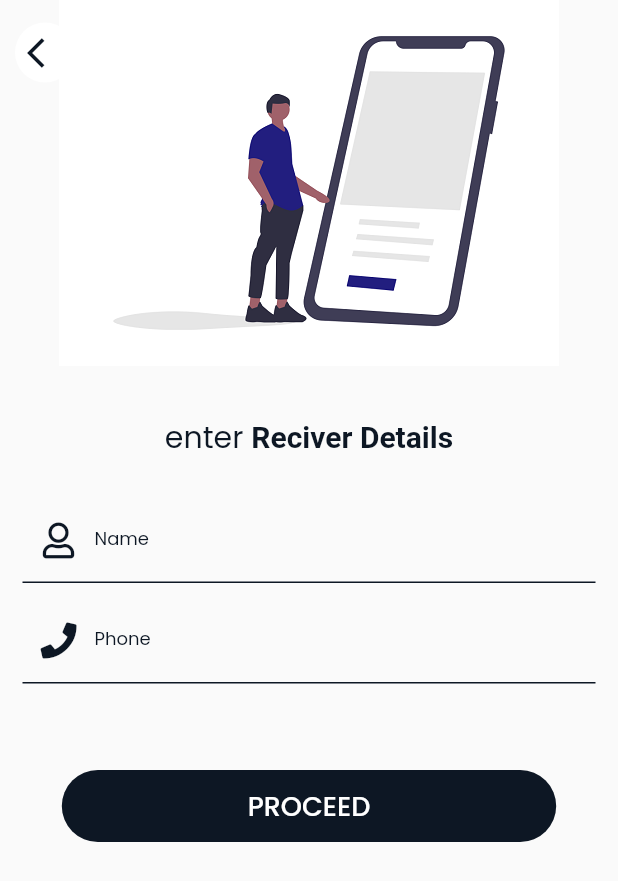
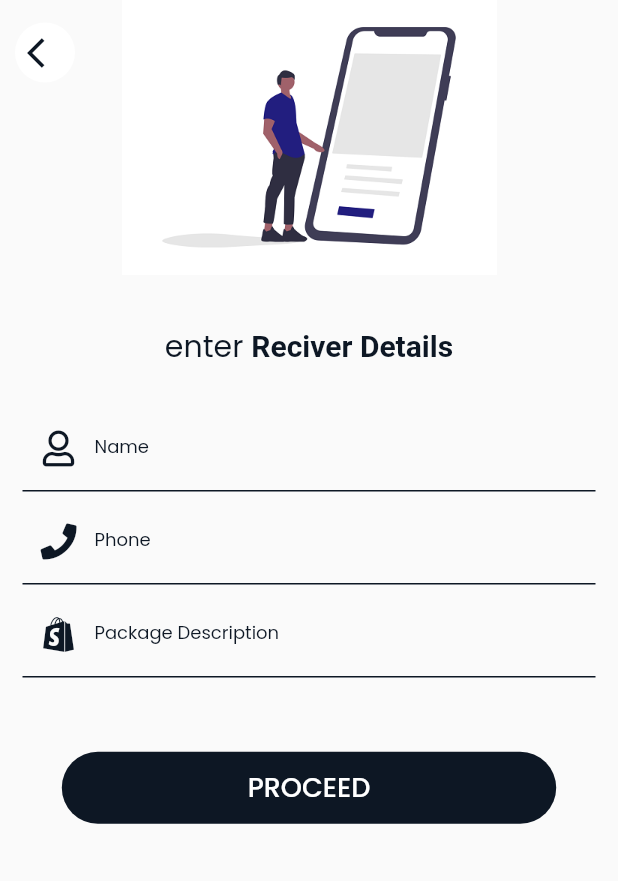
Before and after one commit to Dennis247/DispatchApp_Client, a Flutter app: the RecipientPage screen opened by its route, on a phone screen of 412 x 824 dp. Shown: the top 881 px of the screen. Run offline on Flutter 3.47's test engine with Material 2 defaults, Android fonts, the phone set to English and light mode, and no system bars; our stand-ins replace awesome_dialog, curved_navigation_bar, firebase_auth, firebase_database, flutter_credit_card, flutter_local_notifications and 9 more; missing offline and left inert: flutter_polyline_points; accounts and stored records are empty.

```diff
--- a/lib/model/dispatch.dart
+++ b/lib/model/dispatch.dart
@@ -17,9 +17,10 @@ class Dispatch {
   final String estimatedDistance;
   final String dispatchReciever;
   final String dispatchRecieverPhone;
+  final String dispatchDescription;
 
-  Dispatch(
-      {@required this.id,
+  Dispatch({
+    @required this.id,
     @required this.userId,
     @required this.trackingNo,
     @required this.dispatchRiderId,
@@ -34,7 +35,9 @@ class Dispatch {
     @required this.estimatedDIspatchDuration,
     @required this.estimatedDistance,
     @required this.dispatchReciever,
-      @required this.dispatchRecieverPhone});
+    @required this.dispatchRecieverPhone,
+    @required this.dispatchDescription,
+  });
 
   static List<Dispatch> dispatchtListFromJson(List collection) {
     List<Dispatch> dispatchlist =
@@ -58,5 +61,6 @@ class Dispatch {
         estimatedDIspatchDuration = json['estimatedDIspatchDuration'],
         estimatedDistance = json['estimatedDistance'],
         dispatchReciever = json['dispatchReciever'],
+        dispatchDescription = json['dispatchDescription'],
         dispatchRecieverPhone = json['dispatchRecieverPhone'];
 }
--- a/lib/model/notification.dart
+++ b/lib/model/notification.dart
@@ -10,6 +10,7 @@ class DispatchNotification {
   final DateTime notificationDate;
   final String recipientPhone;
   final bool isNotificationSent;
+  final bool isUserNotification;
 
   DispatchNotification(
       {@required this.id,
@@ -20,6 +21,7 @@ class DispatchNotification {
       @required this.pickUp,
       @required this.recipientPhone,
       @required this.isNotificationSent,
+      @required this.isUserNotification,
       @required this.notificationDate});
 
   static List<DispatchNotification> nottificationtListFromJson(
@@ -38,5 +40,6 @@ class DispatchNotification {
         pickUp = json['pickUp'],
         recipientPhone = json['recipientPhone'],
         isNotificationSent = json['isNotificationSent'],
+        isUserNotification = json['isUserNotification'],
         notificationDate = json['notificationDate'];
 }
--- a/lib/provider/authProvider.dart
+++ b/lib/provider/authProvider.dart
@@ -9,9 +9,9 @@ import 'package:flutter/material.dart';
 import 'package:shared_preferences/shared_preferences.dart';
 
 User loggedInUser;
+final userRef = FirebaseDatabase.instance.reference().child('users');
 
 class AUthProvider with ChangeNotifier {
-  final userRef = FirebaseDatabase.instance.reference().child('users');
   FirebaseAuth firebaseAuth = FirebaseAuth.instance;
   bool isLoggedIn = false;
   bool hasOnboarded = false;
--- a/lib/ui/pages/dispatch/dispatchStausPage.dart
+++ b/lib/ui/pages/dispatch/dispatchStausPage.dart
@@ -54,6 +54,8 @@ class DispatchStatus extends StatelessWidget {
                     AppSmallButtonWudget(
                       buttonText: "OK",
                       function: () {
+                        // Navigator.of(context).pushReplacementNamed(
+                        //     DispatchHistoryPage.routeName);
                         Navigator.of(context).pushNamedAndRemoveUntil(
                             HompePage.routeName,
                             (Route<dynamic> route) => false);
--- a/lib/ui/pages/dispatch/recipientPage.dart
+++ b/lib/ui/pages/dispatch/recipientPage.dart
@@ -23,6 +23,8 @@ class RecipientPage extends StatefulWidget {
 class _RecipientPageState extends State<RecipientPage> {
   TextEditingController _nameController = new TextEditingController();
   TextEditingController _phoneController = new TextEditingController();
+  TextEditingController _packageDescriptionController =
+      new TextEditingController();
   final _formKey = GlobalKey<FormState>();
 
   _saveRecipient() {
@@ -46,7 +48,9 @@ class _RecipientPageState extends State<RecipientPage> {
         estimatedDIspatchDuration: currentDispatch.estimatedDIspatchDuration,
         estimatedDistance: currentDispatch.estimatedDistance,
         dispatchReciever: _nameController.text.trim(),
-        dispatchRecieverPhone: _phoneController.text.trim());
+        dispatchRecieverPhone: _phoneController.text.trim(),
+        dispatchDescription: _packageDescriptionController.text);
+
     Navigator.of(context).pushNamed(ConfirmDispatch.routeName);
   }
 
@@ -55,16 +59,16 @@ class _RecipientPageState extends State<RecipientPage> {
     final appSzie = Constant.getAppSize(context);
     return SafeArea(
       child: Scaffold(
-        body: SingleChildScrollView(
-          child: Stack(
+        body: Stack(
           children: <Widget>[
             Form(
               key: _formKey,
+              child: SingleChildScrollView(
                 child: Column(
                   children: <Widget>[
                     Image.asset(
                       'assets/images/recipient.png',
-                      scale: 1.5,
+                      scale: 2,
                     ),
                     SizedBox(
                       height: appSzie.height * 0.04,
@@ -90,7 +94,7 @@ class _RecipientPageState extends State<RecipientPage> {
                     ),
                     Padding(
                         padding:
-                            const EdgeInsets.only(left: 15, right: 15, top: 10),
+                            const EdgeInsets.only(left: 15, right: 15, top: 5),
                         child: AppTextInputWIdget(
                           labelText: "Phone",
                           prefixIcon: FontAwesomeIcons.phone,
@@ -100,8 +104,21 @@ class _RecipientPageState extends State<RecipientPage> {
                             return Constant.stringValidator(value, "Phone");
                           },
                         )),
+                    Padding(
+                        padding:
+                            const EdgeInsets.only(left: 15, right: 15, top: 5),
+                        child: AppTextInputMultilineWIdget(
+                          labelText: "Package Description",
+                          prefixIcon: FontAwesomeIcons.shopify,
+                          obscureText: false,
+                          controller: _packageDescriptionController,
+                          validator: (value) {
+                            return Constant.stringValidator(
+                                value, "Package Description");
+                          },
+                        )),
                     SizedBox(
-                      height: appSzie.height * 0.07,
+                      height: appSzie.height * 0.06,
                     ),
                     AppButtonWudget(
                       buttonText: "PROCEED",
@@ -111,6 +128,7 @@ class _RecipientPageState extends State<RecipientPage> {
                       height: appSzie.height * 0.03,
                     ),
                   ],
+                ),
               ),
             ),
             Positioned(
@@ -131,7 +149,6 @@ class _RecipientPageState extends State<RecipientPage> {
           ],
         ),
       ),
-      ),
     );
   }
 }
--- a/lib/ui/pages/notification/notificationPage.dart
+++ b/lib/ui/pages/notification/notificationPage.dart
@@ -1,3 +1,4 @@
+import 'package:dispatch_app_client/provider/authProvider.dart';
 import 'package:dispatch_app_client/provider/notificatiomProvider.dart';
 import 'package:dispatch_app_client/ui/widgets/notificationWidget.dart';
 import 'package:dispatch_app_client/utils/appStyles.dart';
--- a/lib/ui/widgets/appInputWidget.dart
+++ b/lib/ui/widgets/appInputWidget.dart
@@ -44,9 +44,16 @@ class AppTextInputMultilineWIdget extends StatelessWidget {
   final String labelText;
   final IconData prefixIcon;
   final bool obscureText;
+  final TextEditingController controller;
+  final Function validator;
 
   const AppTextInputMultilineWIdget(
-      {Key key, this.labelText, this.prefixIcon, this.obscureText})
+      {Key key,
+      this.labelText,
+      this.prefixIcon,
+      this.obscureText,
+      this.controller,
+      this.validator})
       : super(key: key);
   @override
   Widget build(BuildContext context) {
@@ -54,6 +61,8 @@ class AppTextInputMultilineWIdget extends StatelessWidget {
       keyboardType: TextInputType.multiline,
       maxLines: null,
       style: AppTextStyles.appTextStyle,
+      validator: validator,
+      controller: controller,
       decoration: InputDecoration(
           labelText: labelText,
           labelStyle: AppTextStyles.labelTextStyle,
--- a/lib/utils/appStyles.dart
+++ b/lib/utils/appStyles.dart
@@ -30,6 +30,11 @@ class AppTextStyles {
 
   static final smallWhiteTextStyle = GoogleFonts.poppins(
       fontSize: 10, color: Colors.white, fontWeight: FontWeight.w600);
+
+  static final smallDarkTextStyle = GoogleFonts.poppins(
+      fontSize: 10,
+      color: Constant.primaryColorDark,
+      fontWeight: FontWeight.w600);
 
   static final smallprimaryColorTextStyle = GoogleFonts.poppins(
     fontSize: 12,
--- a/pubspec.yaml
+++ b/pubspec.yaml
@@ -39,7 +39,7 @@ dependencies:
   share: ^0.6.4+3
   timeago: ^2.0.26
   flutter_credit_card: ^0.1.3
-  firebase_database: ^3.1.6
+  firebase_database:
   shared_preferences: ^0.5.7+3
   firebase_auth: ^0.16.1
   progress_indicators: ^0.1.5
```
Also changed, not shown: lib/provider/dispatchProvider.dart (+17 -12 lines), lib/provider/notificatiomProvider.dart (+7 -1 lines), lib/ui/pages/dispatch/confirmDispatch.dart (+20 -18 lines), lib/ui/pages/dispatch/dispatchDetails.dart (+52 -8 lines), lib/ui/widgets/appButtonWidget.dart (+51 -8 lines), lib/utils/constants.dart (+30 -0 lines). Lines whose indentation alone changed are shown as unchanged.
